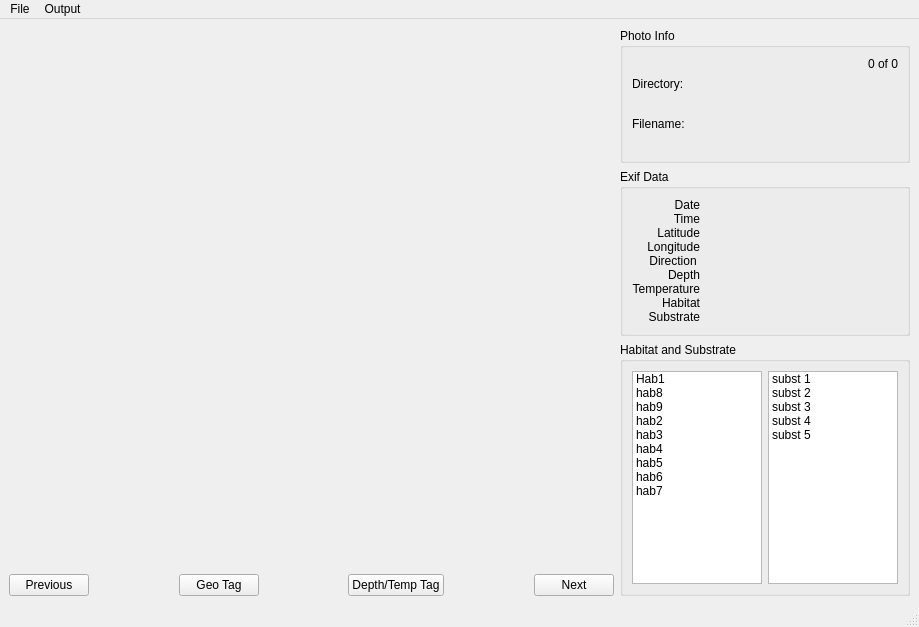
Above: qt_gui.ui from jkibele/benthic_photo_survey before the change. Below: the same form after it.
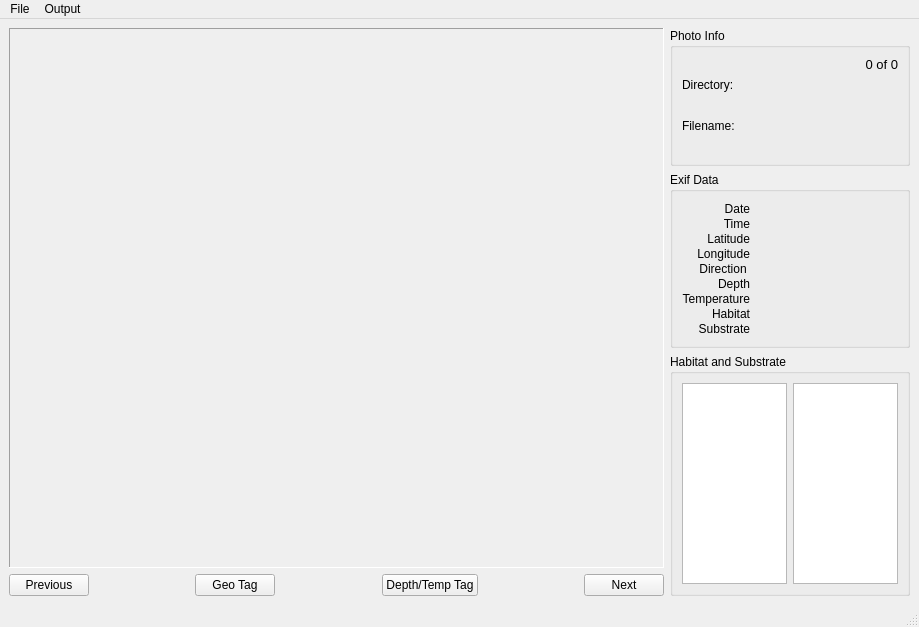
That is the form after the change. Icons and pictures are not drawn.

Commit message: Qt gui almost functional. Just need to finish up the menu items and a few other things.

What changed in the file:
```diff
--- a/qt_gui.ui
+++ b/qt_gui.ui
@@ -12,7 +12,7 @@
    </rect>
   </property>
   <property name="windowTitle">
-   <string>MainWindow</string>
+   <string>Benthic Photo Survey</string>
   </property>
   <property name="styleSheet">
    <string notr="true"/>
@@ -21,15 +21,45 @@
    <layout class="QGridLayout" name="gridLayout_2">
     <item row="0" column="0" rowspan="3">
      <layout class="QVBoxLayout" name="verticalLayout">
+      <property name="sizeConstraint">
+       <enum>QLayout::SetMinimumSize</enum>
+      </property>
       <item>
        <widget class="QLabel" name="photoDisplay">
+        <property name="enabled">
+         <bool>true</bool>
+        </property>
+        <property name="sizePolicy">
+         <sizepolicy hsizetype="Expanding" vsizetype="Expanding">
+          <horstretch>0</horstretch>
+          <verstretch>0</verstretch>
+         </sizepolicy>
+        </property>
+        <property name="minimumSize">
+         <size>
+          <width>500</width>
+          <height>500</height>
+         </size>
+        </property>
+        <property name="autoFillBackground">
+         <bool>true</bool>
+        </property>
+        <property name="frameShape">
+         <enum>QFrame::Panel</enum>
+        </property>
+        <property name="frameShadow">
+         <enum>QFrame::Sunken</enum>
+        </property>
         <property name="text">
          <string/>
         </property>
-        <property name="pixmap">
-         <pixmap resource="qt_resources.qrc">:/photoDisplay/data/images/tawf_04102012/P1000404.JPG</pixmap>
-        </property>
         <property name="scaledContents">
+         <bool>false</bool>
+        </property>
+        <property name="alignment">
+         <set>Qt::AlignHCenter|Qt::AlignTop</set>
+        </property>
+        <property name="wordWrap">
          <bool>true</bool>
         </property>
         <property name="textInteractionFlags">
@@ -44,6 +74,9 @@
           <property name="text">
            <string>Previous</string>
           </property>
+          <property name="shortcut">
+           <string>Left</string>
+          </property>
          </widget>
         </item>
         <item>
@@ -104,6 +137,9 @@
           <property name="text">
            <string>Next</string>
           </property>
+          <property name="shortcut">
+           <string>Right</string>
+          </property>
          </widget>
         </item>
        </layout>
@@ -112,6 +148,18 @@
     </item>
     <item row="0" column="1">
      <widget class="QGroupBox" name="photoInfoGroupBox">
+      <property name="minimumSize">
+       <size>
+        <width>240</width>
+        <height>0</height>
+       </size>
+      </property>
+      <property name="maximumSize">
+       <size>
+        <width>240</width>
+        <height>16777215</height>
+       </size>
+      </property>
       <property name="autoFillBackground">
        <bool>true</bool>
       </property>
@@ -120,7 +168,12 @@
       </property>
       <layout class="QVBoxLayout" name="verticalLayout_2">
        <item>
-        <widget class="QLabel" name="photoCount">
+        <widget class="QLabel" name="photoCountValue">
+         <property name="font">
+          <font>
+           <pointsize>10</pointsize>
+          </font>
+         </property>
          <property name="text">
           <string>0 of 0</string>
          </property>
@@ -137,7 +190,15 @@
         </widget>
        </item>
        <item>
-        <widget class="QLabel" name="directoryText">
+        <widget class="QLabel" name="directoryValue">
+         <property name="font">
+          <font>
+           <pointsize>10</pointsize>
+           <weight>50</weight>
+           <italic>false</italic>
+           <bold>false</bold>
+          </font>
+         </property>
          <property name="layoutDirection">
           <enum>Qt::LeftToRight</enum>
          </property>
@@ -157,7 +218,15 @@
         </widget>
        </item>
        <item>
-        <widget class="QLabel" name="filenameText">
+        <widget class="QLabel" name="filenameValue">
+         <property name="font">
+          <font>
+           <pointsize>10</pointsize>
+           <weight>50</weight>
+           <italic>false</italic>
+           <bold>false</bold>
+          </font>
+         </property>
          <property name="text">
           <string/>
          </property>
@@ -171,6 +240,18 @@
     </item>
     <item row="1" column="1">
      <widget class="QGroupBox" name="exifDataGroupBox">
+      <property name="minimumSize">
+       <size>
+        <width>240</width>
+        <height>0</height>
+       </size>
+      </property>
+      <property name="maximumSize">
+       <size>
+        <width>240</width>
+        <height>16777215</height>
+       </size>
+      </property>
       <property name="title">
        <string>Exif Data</string>
       </property>
@@ -188,25 +269,16 @@
          </property>
         </widget>
        </item>
-       <item row="0" column="1">
-        <widget class="QLabel" name="dateValue">
-         <property name="text">
-          <string/>
-         </property>
-        </widget>
-       </item>
-       <item row="1" column="0">
-        <widget class="QLabel" name="timeLabel">
-         <property name="text">
-          <string>Time</string>
-         </property>
-         <property name="alignment">
-          <set>Qt::AlignRight|Qt::AlignTrailing|Qt::AlignVCenter</set>
-         </property>
-        </widget>
-       </item>
        <item row="1" column="1">
         <widget class="QLabel" name="timeValue">
+         <property name="font">
+          <font>
+           <pointsize>10</pointsize>
+           <weight>50</weight>
+           <italic>false</italic>
+           <bold>false</bold>
+          </font>
+         </property>
          <property name="text">
           <string/>
          </property>
@@ -222,8 +294,57 @@
          </property>
         </widget>
        </item>
+       <item row="4" column="1">
+        <widget class="QLabel" name="directionValue">
+         <property name="font">
+          <font>
+           <pointsize>10</pointsize>
+           <weight>50</weight>
+           <italic>false</italic>
+           <bold>false</bold>
+          </font>
+         </property>
+         <property name="text">
+          <string/>
+         </property>
+        </widget>
+       </item>
+       <item row="6" column="0">
+        <widget class="QLabel" name="temperatureLabel">
+         <property name="sizePolicy">
+          <sizepolicy hsizetype="Fixed" vsizetype="Preferred">
+           <horstretch>0</horstretch>
+           <verstretch>0</verstretch>
+          </sizepolicy>
+         </property>
+         <property name="text">
+          <string>Temperature</string>
+         </property>
+         <property name="alignment">
+          <set>Qt::AlignRight|Qt::AlignTrailing|Qt::AlignVCenter</set>
+         </property>
+        </widget>
+       </item>
+       <item row="5" column="0">
+        <widget class="QLabel" name="depthLabel">
+         <property name="text">
+          <string>Depth</string>
+         </property>
+         <property name="alignment">
+          <set>Qt::AlignRight|Qt::AlignTrailing|Qt::AlignVCenter</set>
+         </property>
+        </widget>
+       </item>
        <item row="2" column="1">
         <widget class="QLabel" name="latitudeValue">
+         <property name="font">
+          <font>
+           <pointsize>10</pointsize>
+           <weight>50</weight>
+           <italic>false</italic>
+           <bold>false</bold>
+          </font>
+         </property>
          <property name="text">
           <string/>
          </property>
@@ -241,6 +362,14 @@
        </item>
        <item row="3" column="1">
         <widget class="QLabel" name="longitudeValue">
+         <property name="font">
+          <font>
+           <pointsize>10</pointsize>
+           <weight>50</weight>
+           <italic>false</italic>
+           <bold>false</bold>
+          </font>
+         </property>
          <property name="text">
           <string/>
          </property>
@@ -256,48 +385,46 @@
          </property>
         </widget>
        </item>
-       <item row="4" column="1">
-        <widget class="QLabel" name="directionValue">
-         <property name="text">
-          <string/>
-         </property>
-        </widget>
-       </item>
-       <item row="5" column="0">
-        <widget class="QLabel" name="depthLabel">
-         <property name="text">
-          <string>Depth</string>
-         </property>
-         <property name="alignment">
-          <set>Qt::AlignRight|Qt::AlignTrailing|Qt::AlignVCenter</set>
-         </property>
-        </widget>
-       </item>
        <item row="5" column="1">
         <widget class="QLabel" name="depthValue">
+         <property name="font">
+          <font>
+           <pointsize>10</pointsize>
+           <weight>50</weight>
+           <italic>false</italic>
+           <bold>false</bold>
+          </font>
+         </property>
          <property name="text">
           <string/>
          </property>
         </widget>
        </item>
-       <item row="6" column="0">
-        <widget class="QLabel" name="temperatureLabel">
-         <property name="sizePolicy">
-          <sizepolicy hsizetype="Fixed" vsizetype="Preferred">
-           <horstretch>0</horstretch>
-           <verstretch>0</verstretch>
-          </sizepolicy>
+       <item row="8" column="1">
+        <widget class="QLabel" name="substrateValue">
+         <property name="font">
+          <font>
+           <pointsize>10</pointsize>
+           <weight>50</weight>
+           <italic>false</italic>
+           <bold>false</bold>
+          </font>
          </property>
          <property name="text">
-          <string>Temperature</string>
-         </property>
-         <property name="alignment">
-          <set>Qt::AlignRight|Qt::AlignTrailing|Qt::AlignVCenter</set>
+          <string/>
          </property>
         </widget>
        </item>
        <item row="6" column="1">
         <widget class="QLabel" name="temperatureValue">
+         <property name="font">
+          <font>
+           <pointsize>10</pointsize>
+           <weight>50</weight>
+           <italic>false</italic>
+           <bold>false</bold>
+          </font>
+         </property>
          <property name="text">
           <string/>
          </property>
@@ -315,6 +442,14 @@
        </item>
        <item row="7" column="1">
         <widget class="QLabel" name="habitatValue">
+         <property name="font">
+          <font>
+           <pointsize>10</pointsize>
+           <weight>50</weight>
+           <italic>false</italic>
+           <bold>false</bold>
+          </font>
+         </property>
          <property name="text">
           <string/>
          </property>
@@ -330,18 +465,48 @@
          </property>
         </widget>
        </item>
-       <item row="8" column="1">
-        <widget class="QLabel" name="substrateValue">
+       <item row="0" column="1">
+        <widget class="QLabel" name="dateValue">
+         <property name="font">
+          <font>
+           <pointsize>10</pointsize>
+           <weight>50</weight>
+           <italic>false</italic>
+           <bold>false</bold>
+          </font>
+         </property>
          <property name="text">
           <string/>
          </property>
         </widget>
        </item>
+       <item row="1" column="0">
+        <widget class="QLabel" name="timeLabel">
+         <property name="text">
+          <string>Time</string>
+         </property>
+         <property name="alignment">
+          <set>Qt::AlignRight|Qt::AlignTrailing|Qt::AlignVCenter</set>
+         </property>
+        </widget>
+       </item>
       </layout>
      </widget>
     </item>
     <item row="2" column="1">
-     <widget class="QGroupBox" name="groupBox">
+     <widget class="QGroupBox" name="habAndSubstBox">
+      <property name="minimumSize">
+       <size>
+        <width>240</width>
+        <height>0</height>
+       </size>
+      </property>
+      <property name="maximumSize">
+       <size>
+        <width>240</width>
+        <height>16777215</height>
+       </size>
+      </property>
       <property name="title">
        <string>Habitat and Substrate</string>
       </property>
@@ -363,51 +528,6 @@
          <property name="toolTip">
           <string>Double Click to set habitat</string>
          </property>
-         <item>
-          <property name="text">
-           <string>Hab1</string>
-          </property>
-         </item>
-         <item>
-          <property name="text">
-           <string>hab8</string>
-          </property>
-         </item>
-         <item>
-          <property name="text">
-           <string>hab9</string>
-          </property>
-         </item>
-         <item>
-          <property name="text">
-           <string>hab2</string>
-          </property>
-         </item>
-         <item>
-          <property name="text">
-           <string>hab3</string>
-          </property>
-         </item>
-         <item>
-          <property name="text">
-           <string>hab4 </string>
-          </property>
-         </item>
-         <item>
-          <property name="text">
-           <string>hab5</string>
-          </property>
-         </item>
-         <item>
-          <property name="text">
-           <string>hab6</string>
-          </property>
-         </item>
-         <item>
-          <property name="text">
-           <string>hab7</string>
-          </property>
-         </item>
         </widget>
        </item>
        <item>
@@ -427,31 +547,6 @@
          <property name="toolTip">
           <string>Double Click to set Substrate</string>
          </property>
-         <item>
-          <property name="text">
-           <string>subst 1</string>
-          </property>
-         </item>
-         <item>
-          <property name="text">
-           <string>subst 2</string>
-          </property>
-         </item>
-         <item>
-          <property name="text">
-           <string>subst 3</string>
-          </property>
-         </item>
-         <item>
-          <property name="text">
-           <string>subst 4</string>
-          </property>
-         </item>
-         <item>
-          <property name="text">
-           <string>subst 5</string>
-          </property>
-         </item>
         </widget>
        </item>
       </layout>
```
Left out of the diff: 44 changed lines with no effect on the pictures. The commit also changes 6 other files.
